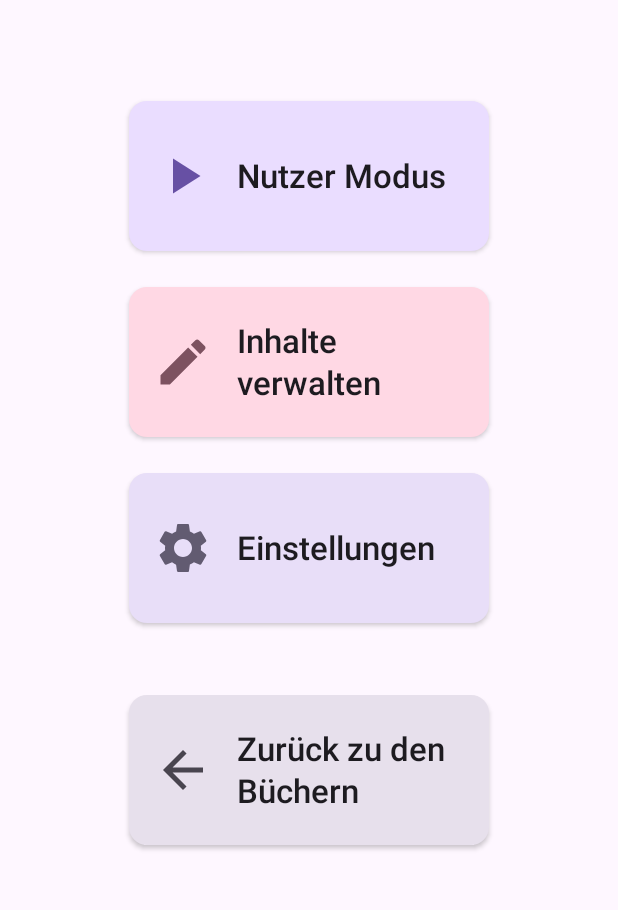
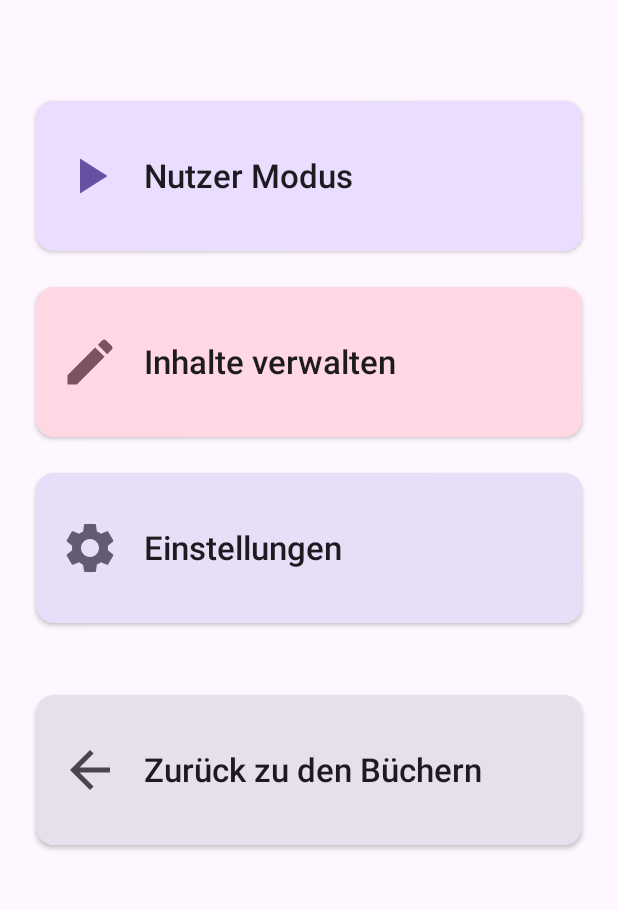
Before and after one commit to Jck44/AutoScanTalk, an Android app built with Jetpack Compose: the StartScreen screen opened through its navigation route, on a phone screen of 412 x 824 dp, the part 247-1157 px from its top. Run offline under Robolectric (Android 15) with nearby library versions, the light colour scheme and no system bars; our stand-ins replace Dagger/Hilt's generated code, Room's generated code; libraries missing offline, so code that uses them is left out: com.google.api.client, com.google.api.services; 3 statements that could not run were skipped.

Commit message:
Refactor: Improve StartScreen layout responsiveness and alignment
This commit refactors the `StartScreen` UI to better handle different screen orientations by replacing fixed-width cards with a more flexible layout system.

Key changes:
- **UI Layout**:
    - Updated `FlowRow` to use `Arrangement.spacedBy(16.dp, Alignment.CenterHorizontally)` for more consistent spacing between elements.
    - Introduced a dynamic `cardModifier` that applies `Modifier.weight(1f)` in landscape mode and `Modifier.fillMaxWidth()` in portrait mode, ensuring cards adapt to available screen width.
    - Removed fixed `240.dp` width constraints and manual horizontal padding from navigation cards.
    - Updated the "Back to Books" card to use `Modifier.fillMaxWidth()` for improved visual consistency.

```diff
--- a/app/src/main/java/com/andreas_kratzer/ghosttalk/ui/StartScreen.kt
+++ b/app/src/main/java/com/andreas_kratzer/ghosttalk/ui/StartScreen.kt
@@ -60,17 +60,17 @@ fun StartScreen(
         @OptIn(androidx.compose.foundation.layout.ExperimentalLayoutApi::class)
         FlowRow(
             modifier = Modifier.fillMaxWidth(),
-            horizontalArrangement = Arrangement.Center,
+            horizontalArrangement = Arrangement.spacedBy(16.dp, Alignment.CenterHorizontally),
             verticalArrangement = Arrangement.spacedBy(vSpacing),
             maxItemsInEachRow = if (isLandscape) 3 else 1
         ) {
+            val cardModifier = if (isLandscape) Modifier.weight(1f) else Modifier.fillMaxWidth()
+
             GhostTalkCard(
                 title = stringResource(R.string.start_user_mode),
                 icon = Icons.Filled.PlayArrow,
                 onClick = onNavigateToUserMode,
-                modifier = Modifier
-                    .padding(horizontal = 8.dp)
-                    .width(240.dp),
+                modifier = cardModifier,
                 containerColor = MaterialTheme.colorScheme.primaryContainer,
                 iconColor = MaterialTheme.colorScheme.primary
             )
@@ -79,9 +79,7 @@ fun StartScreen(
                 title = stringResource(R.string.start_manage_content),
                 icon = Icons.Filled.Edit,
                 onClick = onNavigateToContentManagement,
-                modifier = Modifier
-                    .padding(horizontal = 8.dp)
-                    .width(240.dp),
+                modifier = cardModifier,
                 containerColor = MaterialTheme.colorScheme.tertiaryContainer,
                 iconColor = MaterialTheme.colorScheme.tertiary
             )
@@ -90,9 +88,7 @@ fun StartScreen(
                 title = stringResource(R.string.settings_title),
                 icon = Icons.Filled.Settings,
                 onClick = onNavigateToSettings,
-                modifier = Modifier
-                    .padding(horizontal = 8.dp)
-                    .width(240.dp),
+                modifier = cardModifier,
                 containerColor = MaterialTheme.colorScheme.secondaryContainer,
                 iconColor = MaterialTheme.colorScheme.secondary
             )
@@ -104,7 +100,7 @@ fun StartScreen(
             title = stringResource(R.string.start_back_to_books),
             icon = Icons.AutoMirrored.Filled.ArrowBack,
             onClick = onNavigateToBooks,
-            modifier = Modifier.width(240.dp),
+            modifier = Modifier.fillMaxWidth(),
             containerColor = MaterialTheme.colorScheme.surfaceVariant,
             iconColor = MaterialTheme.colorScheme.onSurfaceVariant
         )
```
